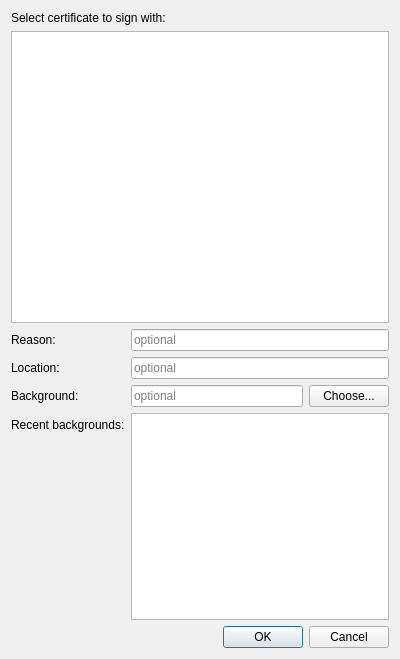
Above: part/selectcertificatedialog.ui from KDE/okular before the change. Below: the same form after it.
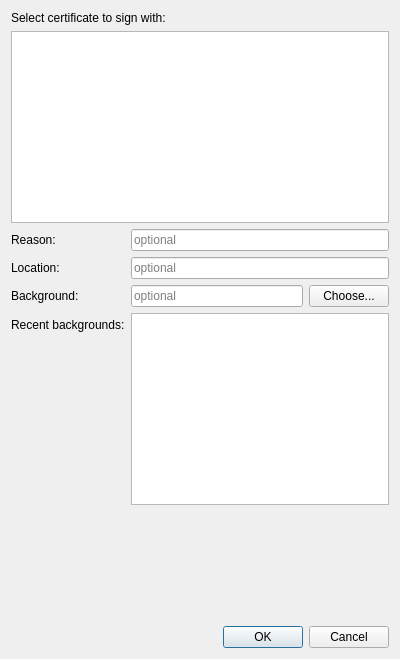
That is the form after the change. Icons and pictures are not drawn.

Commit message:
Signature dialog: put a spacer in bottom
This prevents too much items dancing around if no images and just one
certificate

```diff
--- a/part/selectcertificatedialog.ui
+++ b/part/selectcertificatedialog.ui
@@ -119,6 +119,22 @@
      </item>
     </layout>
    </item>
+   <item>
+    <spacer name="verticalSpacer">
+     <property name="orientation">
+      <enum>Qt::Vertical</enum>
+     </property>
+     <property name="sizeType">
+      <enum>QSizePolicy::Expanding</enum>
+     </property>
+     <property name="sizeHint" stdset="0">
+      <size>
+       <width>20</width>
+       <height>1</height>
+      </size>
+     </property>
+    </spacer>
+   </item>
    <item>
     <widget class="QDialogButtonBox" name="buttonBox">
      <property name="orientation">
```
